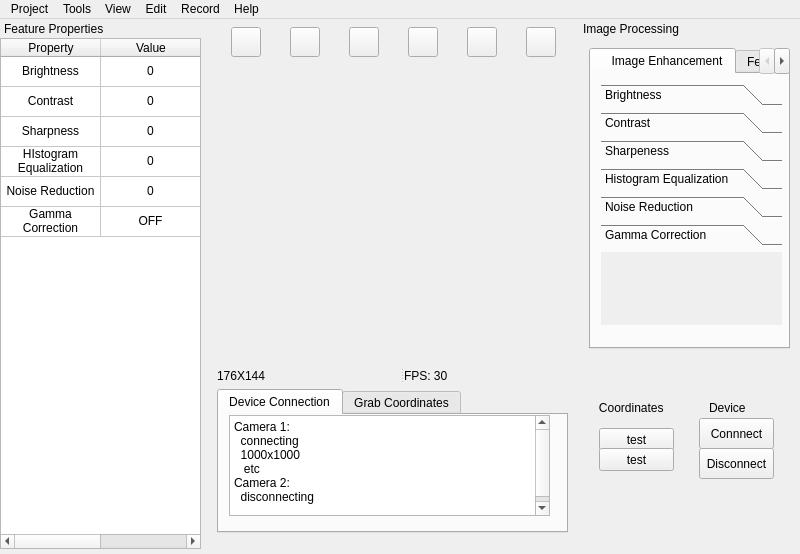
Before: the Qt Designer form mainwindow.ui in yuranxue272181/WPIMQP, drawn with Qt 5.
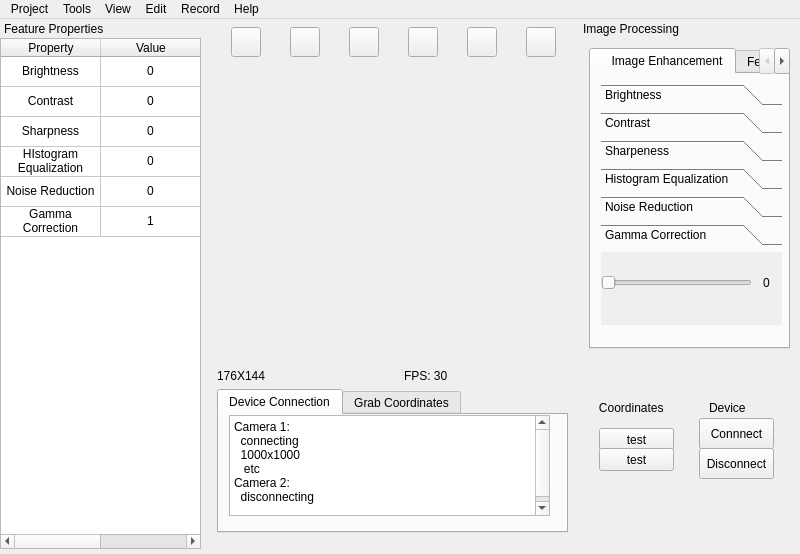
After: the same form once the commit is applied. The open tabs and pages were chosen to show the change.

Commit message: add feature: use slider to control gamma correction and display it

```diff
--- a/mainwindow.ui
+++ b/mainwindow.ui
@@ -530,7 +530,7 @@
      </item>
      <item row="5" column="1">
       <property name="text">
-       <string>OFF</string>
+       <string>1</string>
       </property>
       <property name="textAlignment">
        <set>AlignCenter</set>
@@ -827,6 +827,35 @@
         <attribute name="label">
          <string>Gamma Correction</string>
         </attribute>
+        <widget class="QSlider" name="GammaSlider">
+         <property name="geometry">
+          <rect>
+           <x>0</x>
+           <y>20</y>
+           <width>151</width>
+           <height>22</height>
+          </rect>
+         </property>
+         <property name="orientation">
+          <enum>Qt::Orientation::Horizontal</enum>
+         </property>
+        </widget>
+        <widget class="QLabel" name="Gamma">
+         <property name="geometry">
+          <rect>
+           <x>150</x>
+           <y>20</y>
+           <width>31</width>
+           <height>21</height>
+          </rect>
+         </property>
+         <property name="text">
+          <string>0</string>
+         </property>
+         <property name="alignment">
+          <set>Qt::AlignmentFlag::AlignCenter</set>
+         </property>
+        </widget>
        </widget>
       </widget>
      </widget>
```
Left out of the diff: 2 changed lines with no effect on the pictures. The commit also changes 14 other files.
